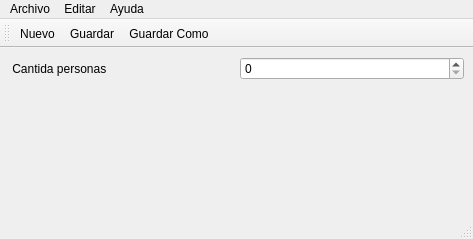
This is AdrianaIconos/AdrianaApp/mainwindow.ui in FranAmeri99/adriana as Qt 5 draws it before an edit. The edited form follows.
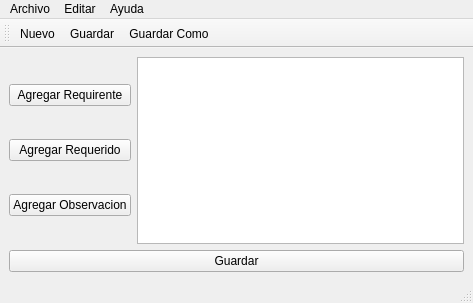
This is the edited form. Icons and pictures are not drawn.

Commit message: Requirente y Requeridos

The edit to the form file:
```diff
--- a/AdrianaIconos/AdrianaApp/mainwindow.ui
+++ b/AdrianaIconos/AdrianaApp/mainwindow.ui
@@ -7,7 +7,7 @@
     <x>0</x>
     <y>0</y>
     <width>473</width>
-    <height>239</height>
+    <height>303</height>
    </rect>
   </property>
   <property name="windowTitle">
@@ -19,20 +19,38 @@
   </property>
   <widget class="QWidget" name="centralwidget">
    <layout class="QGridLayout" name="gridLayout">
-    <item row="0" column="1">
-     <widget class="QSpinBox" name="spinBox"/>
-    </item>
-    <item row="3" column="0">
-     <widget class="QLabel" name="label_2">
-      <property name="text">
-       <string/>
-      </property>
-     </widget>
-    </item>
     <item row="0" column="0">
-     <widget class="QLabel" name="label">
+     <layout class="QGridLayout" name="gridLayout_2">
+      <item row="1" column="0">
+       <widget class="QPushButton" name="pushButton_2">
+        <property name="text">
+         <string>Agregar Requerido</string>
+        </property>
+       </widget>
+      </item>
+      <item row="0" column="0">
+       <widget class="QPushButton" name="pushButton">
+        <property name="text">
+         <string>Agregar Requirente</string>
+        </property>
+       </widget>
+      </item>
+      <item row="2" column="0">
+       <widget class="QPushButton" name="pushButton_4">
+        <property name="text">
+         <string>Agregar Observacion</string>
+        </property>
+       </widget>
+      </item>
+     </layout>
+    </item>
+    <item row="0" column="1">
+     <widget class="QTextBrowser" name="textBrowser"/>
+    </item>
+    <item row="1" column="0" colspan="2">
+     <widget class="QPushButton" name="pushButton_3">
       <property name="text">
-       <string> Cantida personas</string>
+       <string>Guardar</string>
       </property>
      </widget>
     </item>
```
The commit also changes 10 other files.
